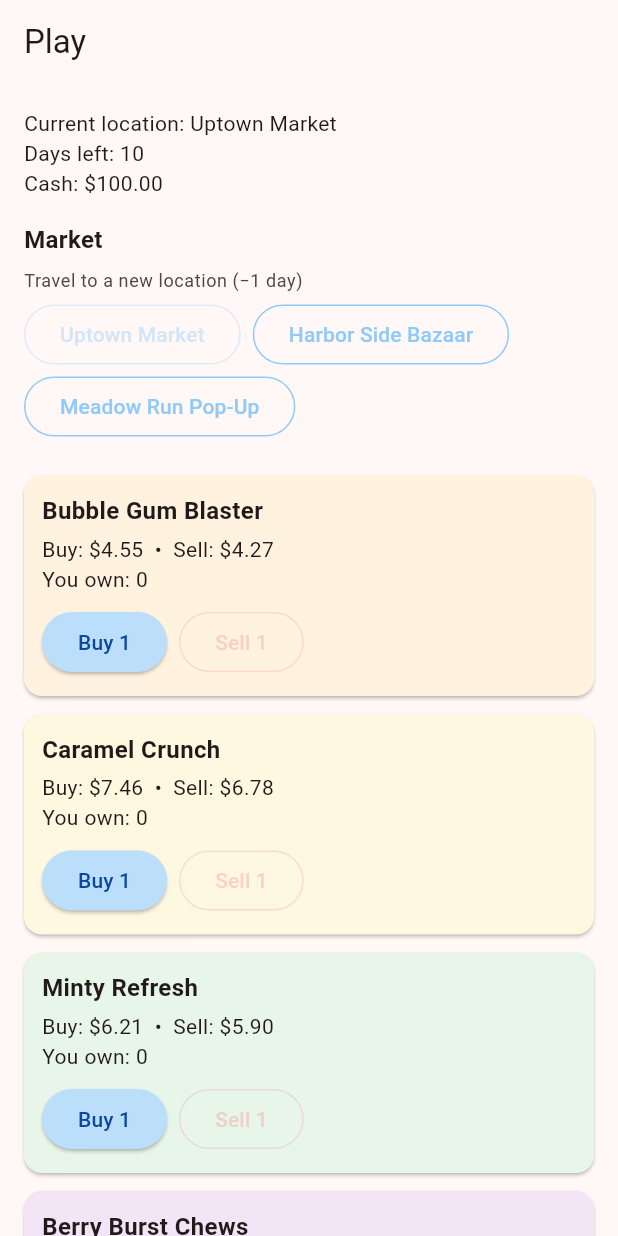
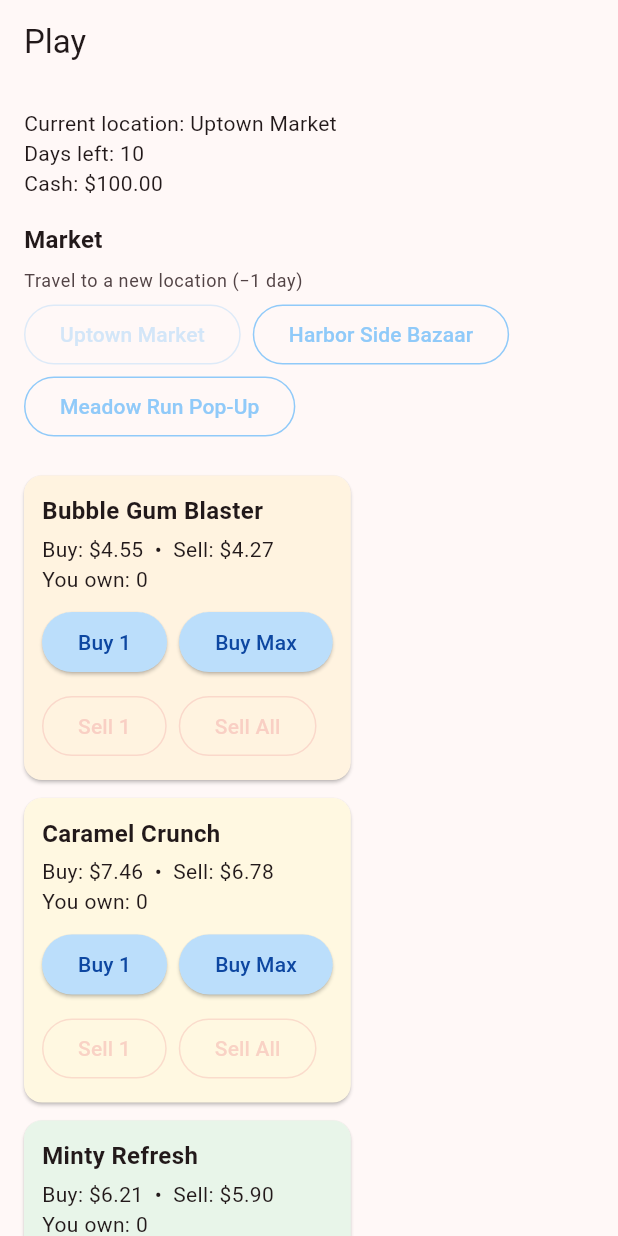
Before and after one commit to alexs1305/SweetStall, a Flutter app: the PlayScreen screen opened by its route, on a phone screen of 412 x 824 dp. Run offline on Flutter 3.47's test engine with Material 3 defaults, Android fonts, the phone set to English and light mode, and no system bars; our stand-ins replace shared_preferences; accounts and stored records are empty.

Commit message:
Add buy max and sell all buttons
Co-authored-by: alexs1305 <alexs1305@googlemail.com>

```diff
--- a/lib/screens/play_screen.dart
+++ b/lib/screens/play_screen.dart
@@ -112,6 +112,10 @@ class PlayScreen extends StatelessWidget {
                       gameState.player.inventoryQuantity(sweet.id);
                   final canBuy = gameState.player.cash >= buyPrice;
                   final canSell = ownedQuantity > 0;
+                  final maxBuyQuantity = buyPrice > 0
+                      ? (gameState.player.cash / buyPrice).floor()
+                      : 0;
+                  final canBuyMax = maxBuyQuantity > 0;
 
                   final cardColor = _sweetCardColors[sweet.id];
 
@@ -134,7 +138,12 @@ class PlayScreen extends StatelessWidget {
                           ),
                           Text('You own: $ownedQuantity'),
                           const SizedBox(height: 8),
-                          Row(
+                          Column(
+                            crossAxisAlignment: CrossAxisAlignment.start,
+                            children: [
+                              Wrap(
+                                spacing: 8,
+                                runSpacing: 8,
                                 children: [
                                   ElevatedButton(
                                     style: buyButtonStyle,
@@ -145,15 +154,49 @@ class PlayScreen extends StatelessWidget {
                                         : null,
                                     child: const Text('Buy 1'),
                                   ),
-                              const SizedBox(width: 8),
+                                  ElevatedButton(
+                                    style: buyButtonStyle,
+                                    onPressed: canBuyMax
+                                        ? () {
+                                            gameActions.buy(
+                                              sweet.id,
+                                              maxBuyQuantity,
+                                            );
+                                          }
+                                        : null,
+                                    child: const Text('Buy Max'),
+                                  ),
+                                ],
+                              ),
+                              const SizedBox(height: 8),
+                              Wrap(
+                                spacing: 8,
+                                runSpacing: 8,
+                                children: [
                                   OutlinedButton(
-                                style: outlinedIntentStyle(_sellAccentColor),
+                                    style:
+                                        outlinedIntentStyle(_sellAccentColor),
                                     onPressed: canSell
                                         ? () {
                                             gameActions.sell(sweet.id, 1);
                                           }
                                         : null,
                                     child: const Text('Sell 1'),
+                                  ),
+                                  OutlinedButton(
+                                    style:
+                                        outlinedIntentStyle(_sellAccentColor),
+                                    onPressed: canSell
+                                        ? () {
+                                            gameActions.sell(
+                                              sweet.id,
+                                              ownedQuantity,
+                                            );
+                                          }
+                                        : null,
+                                    child: const Text('Sell All'),
+                                  ),
+                                ],
                               ),
                             ],
                           ),
```
Also changed, not shown: 1 other file. Lines whose indentation alone changed are shown as unchanged.
